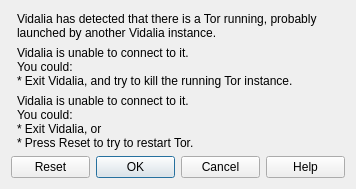
a-ilin/vidalia, file src/vidalia/ControlPasswordInputDialog.ui: the form before one commit.
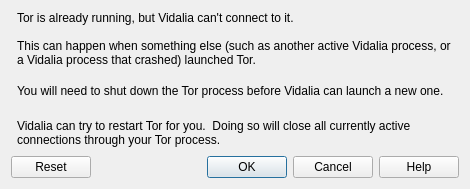
The form after the commit. Icons and pictures are not drawn.

Commit message:
Another approach to the Control Password problem
- Tries kills only the tor process that's listening to the ControlPort
	specified in the config.
- Doesn't ask for password anymore. Now it displays nice messages, courtesy
	of nickm (thanks!).

- Fixes problem with saving advanced settings when Vidalia isn't running
	Tor because the instance got "zombied" in another Vidalia run&crash.

Diff of the .ui file:
```diff
--- a/src/vidalia/ControlPasswordInputDialog.ui
+++ b/src/vidalia/ControlPasswordInputDialog.ui
@@ -9,7 +9,7 @@
    <rect>
     <x>0</x>
     <y>0</y>
-    <width>356</width>
+    <width>470</width>
     <height>189</height>
    </rect>
   </property>
@@ -59,7 +59,9 @@
         </size>
        </property>
        <property name="text">
-        <string>Vidalia has detected that there is a Tor running, probably launched by another Vidalia instance.</string>
+        <string>Tor is already running, but Vidalia can't connect to it.
+
+This can happen when something else (such as another active Vidalia process, or a Vidalia process that crashed) launched Tor.</string>
        </property>
        <property name="textFormat">
         <enum>Qt::PlainText</enum>
@@ -97,9 +99,7 @@
         <number>1</number>
        </property>
        <property name="text">
-        <string>Vidalia is unable to connect to it. 
-You could:
-* Exit Vidalia, and try to kill the running Tor instance.</string>
+        <string>You will need to shut down the Tor process before Vidalia can launch a new one. </string>
        </property>
        <property name="textFormat">
         <enum>Qt::AutoText</enum>
@@ -124,10 +124,7 @@
         </sizepolicy>
        </property>
        <property name="text">
-        <string>Vidalia is unable to connect to it. 
-You could:
-* Exit Vidalia, or 
-* Press Reset to try to restart Tor.</string>
+        <string>Vidalia can try to restart Tor for you.  Doing so will close all currently active connections through your Tor process.</string>
        </property>
        <property name="wordWrap">
         <bool>true</bool>
```
The commit also changes 4 other files.
